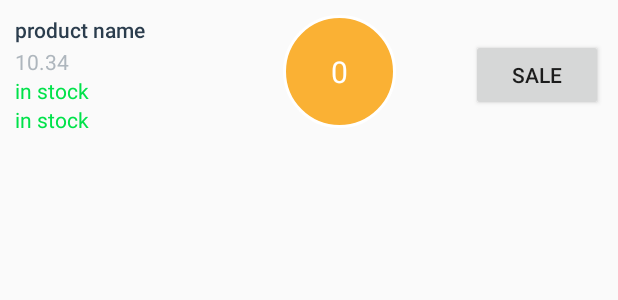
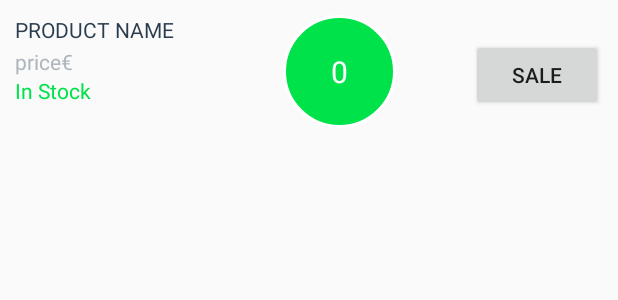
Before and after one commit to carquet/android_project8-9, an Android app: the layout list_item.xml on its own in the app's theme, with its tools: preview values and no code run, on a phone screen of 412 x 824 dp. Shown: the top 300 px of the screen. Run offline under Robolectric (Android 15) with nearby library versions, the phone set to English and light mode, and no system bars.

Commit message:
organize resources string and style

```diff
--- a/app/src/main/java/com/example/android/inventoryapp/BookCursorAdapter.java
+++ b/app/src/main/java/com/example/android/inventoryapp/BookCursorAdapter.java
@@ -52,7 +52,6 @@ public class BookCursorAdapter extends CursorAdapter {
         TextView stockView = (TextView) view.findViewById(R.id.stock);
         TextView quantityView = (TextView) view.findViewById(R.id.quantity);
         Button saleButton = (Button) view.findViewById(R.id.action_sale);
-        TextView id = (TextView) view.findViewById(R.id.id);
         //Supplier name and phone number are not needed in the UI at the moment
 
         // EXTRACT properties from cursor
--- a/app/src/main/res/drawable/stock_bubble.xml
+++ b/app/src/main/res/drawable/stock_bubble.xml
@@ -9,7 +9,7 @@
 
     <!--If your shape requires only one solid color-->
     <solid
-        android:color="@color/colorPrimary" />
+        android:color="@color/in_stock" />
 
     <size
         android:width="75dp"
--- a/app/src/main/res/layout/activity_edit.xml
+++ b/app/src/main/res/layout/activity_edit.xml
@@ -115,14 +115,13 @@
                 <EditText
                     android:id="@+id/edit_price"
                     android:hint="@string/hint_price"
-                android:inputType="numberDecimal"
                     android:layout_width="match_parent"
                     android:layout_height="wrap_content"
-                 />
+                    android:inputType="numberDecimal" />
 
                 <!-- CURRENCY (eu) -->
                 <TextView
-                android:id="@+id/label_weight_units"
+                    android:id="@+id/label_currency_units"
                     android:text="@string/currency_price"
                     style="@style/EditorCurrencyStyle"/>
 
@@ -134,9 +133,7 @@
         <LinearLayout
             android:layout_width="361dp"
             android:layout_height="87dp"
-        android:orientation="horizontal"
-        tools:layout_editor_absoluteX="12dp"
-        tools:layout_editor_absoluteY="23dp">
+            android:orientation="horizontal">
 
             <!-- Label -->
             <TextView
@@ -158,6 +155,7 @@
                     style="@style/EditorFieldStyle" />
 
             </RelativeLayout>
+            <!--quantity button -->
             <LinearLayout
                 android:layout_width="0dp"
                 android:layout_height="match_parent"
@@ -168,14 +166,14 @@
                     android:layout_width="wrap_content"
                     android:layout_height="0dp"
                     android:layout_weight="1"
-                android:text="+"
+                    android:text="@string/plus"
                     android:layout_toRightOf="@+id/label_currency_units" />
                 <Button
                     android:id="@+id/quantity_decrease"
                     android:layout_width="wrap_content"
                     android:layout_height="0dp"
                     android:layout_weight="1"
-                android:text="-"
+                    android:text="@string/minus"
                     android:layout_toRightOf="@+id/label_currency_units" />
             </LinearLayout>
 
@@ -187,17 +185,13 @@
             android:orientation="horizontal">
             <Button
                 android:id="@+id/action_delete"
-            android:layout_width="wrap_content"
-            android:layout_height="wrap_content"
+                style="@style/action_button"
                 android:text="@string/action_delete"
-            android:layout_margin="25dp"
                 android:backgroundTint="@color/warning" />
             <Button
                 android:id="@+id/action_order"
-            android:layout_width="wrap_content"
-            android:layout_height="wrap_content"
+                style="@style/action_button"
                 android:text="@string/action_order"
-            android:layout_margin="25dp"
                 android:backgroundTint="@color/action"
                 android:layout_alignParentRight="true" />
         </RelativeLayout>
--- a/app/src/main/res/layout/list_item.xml
+++ b/app/src/main/res/layout/list_item.xml
@@ -1,78 +1,58 @@
-<?xml version="1.0" encoding="utf-8"?>
-<!-- Layout for a single list item in the list of pets -->
-<LinearLayout
-    xmlns:android="http://schemas.android.com/apk/res/android"
+<?xml version="1.0" encoding="utf-8"?><!-- Layout for a single list item in the list of pets -->
+<LinearLayout xmlns:android="http://schemas.android.com/apk/res/android"
     xmlns:tools="http://schemas.android.com/tools"
     android:layout_width="match_parent"
     android:layout_height="match_parent"
     android:orientation="horizontal"
     android:padding="10dp">
 
-    <LinearLayout
+    <RelativeLayout
         android:layout_width="match_parent"
         android:layout_height="match_parent"
-        android:orientation="vertical"
-        android:layout_weight="2">
+        android:layout_weight="2"
+        android:orientation="vertical">
+
         <TextView
             android:id="@+id/product_name"
-            android:layout_width="wrap_content"
-            android:layout_height="wrap_content"
-            android:fontFamily="sans-serif-medium"
-            android:textColor="#2B3D4D"
-            tools:text="product name" />
+            style="@style/ProductNameTheme"
+            tools:text="@string/hint_product_name" />
+
         <TextView
             android:id="@+id/product_price"
-            android:layout_width="wrap_content"
-            android:layout_height="wrap_content"
-            android:fontFamily="sans-serif"
-            android:textAppearance="?android:textAppearanceSmall"
-            android:textColor="#AEB6BD"
-            tools:text="10.34"
-            android:paddingTop="2dp"/>
+            style="@style/ProductPriceTheme"
+            tools:text="@string/hint_price" />
+
+        <TextView
+            android:id="@+id/product_price_currency"
+            style="@style/ProductPriceTheme"
+            android:layout_toRightOf="@+id/product_price"
+            android:text="@string/currency_price" />
+
         <TextView
             android:id="@+id/stock"
-            android:layout_width="wrap_content"
-            android:layout_height="wrap_content"
-            android:fontFamily="sans-serif"
-            android:textColor="@color/in_stock"
-            tools:text="in stock"/>
-        <TextView
-            android:id="@+id/id"
-            android:layout_width="wrap_content"
-            android:layout_height="wrap_content"
-            android:fontFamily="sans-serif"
-            android:textColor="@color/in_stock"
-            tools:text="in stock"/>
+            style="@style/stock"
+            android:layout_below="@+id/product_price"
+            tools:text="@string/in_stock" />
 
-    </LinearLayout>
-
+    </RelativeLayout>
 
 
     <LinearLayout
         android:layout_width="match_parent"
         android:layout_height="match_parent"
-        android:orientation="horizontal"
         android:layout_weight="1"
-        android:gravity="right">
+        android:gravity="end"
+        android:orientation="horizontal">
 
         <TextView
             android:id="@+id/quantity"
-            android:layout_width="wrap_content"
-            android:layout_height="wrap_content"
-            android:fontFamily="sans-serif"
-            android:textColor="#ffffff"
-            android:background="@drawable/stock_bubble"
-            android:gravity="center"
-            android:textSize="20sp"
-            tools:text="0"/>
+            style="@style/stock_bubble"
+            tools:text="0" />
+
         <Button
             android:id="@+id/action_sale"
-            android:layout_width="wrap_content"
-            android:layout_height="wrap_content"
-            android:text="@string/action_sale"
-            android:focusable="false"
-            android:layout_marginLeft="50dp"/>
-
+            style="@style/sale_button"
+            android:text="@string/action_sale" />
 
     </LinearLayout>
 
--- a/app/src/main/res/values/colors.xml
+++ b/app/src/main/res/values/colors.xml
@@ -16,6 +16,10 @@
     <color name="warning">#ff3135</color>
     <color name="action">#00e24a</color>
 
+    <!-- Catalog -->
+    <color name="dark_blue">#2B3D4D</color>
+    <color name="price_color">#AEB6BD</color>
+
     <!-- Primary dark color for the editor -->
     <color name="editorColorPrimaryDark">#009a95</color>
     <color name="not_in_stock">#ff3135</color>
--- a/app/src/main/res/values/strings.xml
+++ b/app/src/main/res/values/strings.xml
@@ -86,6 +86,8 @@
     <string name="no_null_stock_error_msg">Stock value is required</string>
     <string name="no_negative_price_error_msg">The price cannot be negative</string>
     <string name="deletion_no_supported_error_msg">deletion  is not supported for</string>
+    <string name="minus">-</string>
+    <string name="plus">+</string>
 
 
 </resources>
--- a/app/src/main/res/values/styles.xml
+++ b/app/src/main/res/values/styles.xml
@@ -6,6 +6,50 @@
         <item name="colorPrimary">@color/colorPrimary</item>
         <item name="colorPrimaryDark">@color/colorPrimaryDark</item>
         <item name="colorAccent">@color/colorAccent</item>
+    </style>
+
+    <!-- Style for the product name in the Catalog-->
+    <style name="ProductNameTheme" parent="Theme.AppCompat.Light.DarkActionBar">
+        <item name="android:layout_width">wrap_content</item>
+        <item name="android:layout_height">wrap_content</item>
+        <item name="android:textAllCaps">true</item>
+        <item name="android:textColor">@color/dark_blue</item>
+    </style>
+
+    <!-- Price display -->
+    <style name="ProductPriceTheme">
+        <item name="android:layout_width">wrap_content</item>
+        <item name="android:layout_height">wrap_content</item>
+        <item name="android:paddingTop">2dp</item>
+        <item name="android:textColor">@color/price_color</item>
+        <item name="android:layout_below">@+id/product_name</item>
+        <item name="android:fontFamily" tools:targetApi="jelly_bean">sans-serif</item>
+    </style>
+
+    <!-- stock display -->
+    <style name="stock">
+        <item name="android:layout_height">wrap_content</item>
+        <item name="android:layout_width">wrap_content</item>
+        <item name="android:fontFamily" tools:targetApi="jelly_bean">sans-serif</item>
+        <item name="android:textColor">@color/in_stock</item>
+    </style>
+
+    <!-- stock bubble -->
+    <style name="stock_bubble">
+        <item name="android:layout_width">wrap_content</item>
+        <item name="android:layout_height">wrap_content</item>
+        <item name="android:background">@drawable/stock_bubble</item>
+        <item name="android:gravity">center</item>
+        <item name="android:textColor">#ffffff</item>
+        <item name="android:textSize">20sp</item>
+    </style>
+
+    <!-- SALE BUTTON -->
+    <style name="sale_button">
+        <item name="android:layout_width">wrap_content</item>
+        <item name="android:layout_height">wrap_content</item>
+        <item name="android:layout_marginLeft">50dp</item>
+        <item name="android:focusable">false</item>
     </style>
 
     <!-- Theme of the editor -->
@@ -23,7 +67,6 @@
         <item name="android:paddingTop">16dp</item>
         <item name="android:textColor">@color/colorAccent</item>
         <item name="android:fontFamily" tools:targetApi="jelly_bean">sans-serif-medium</item>
-        <item name="android:textAppearance">?android:textAppearanceSmall</item>
     </style>
 
     <!-- Style for an EditText field in the editor -->
@@ -44,6 +87,13 @@
         <item name="android:textAppearance">?android:textAppearanceSmall</item>
     </style>
 
+    <!-- delete and order button int the edit page -->
+    <style name="action_button">
+        <item name="android:layout_width">wrap_content</item>
+        <item name="android:layout_height">wrap_content</item>
+        <item name="android:layout_margin">25dp</item>
+    </style>
+
 
 
 </resources>
```
Lines whose indentation alone changed are shown as unchanged.
